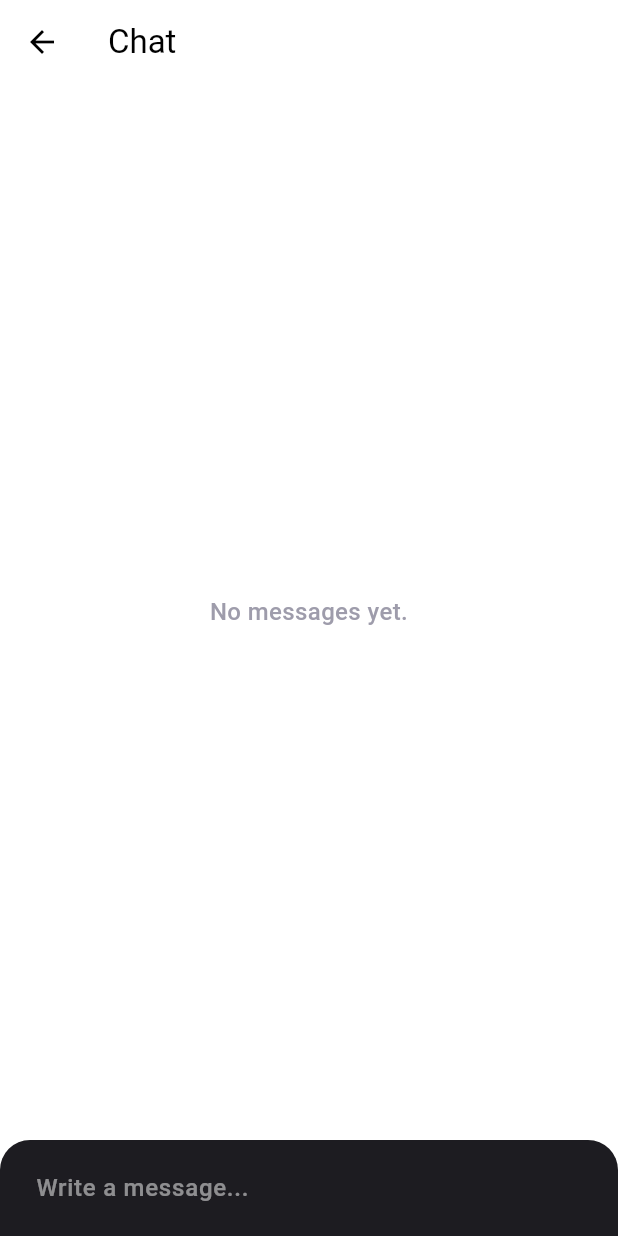
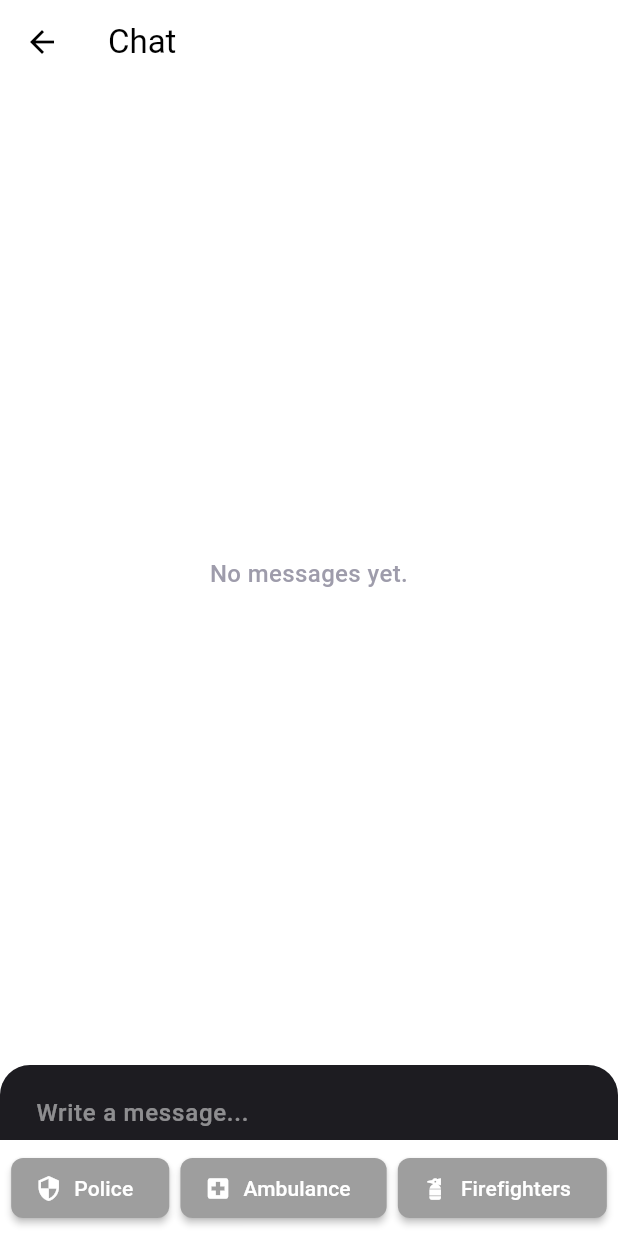
Before and after one commit to journey1010/MobileAppEmergencia, a Flutter app: the ChatScreen screen opened directly, on a phone screen of 412 x 824 dp. Run offline on Flutter 3.47's test engine with Material 3 defaults, Android fonts, the light colour scheme and no system bars; our stand-ins replace bloc, cached_network_image, carousel_slider, flutter_bloc, flutter_chat_types, flutter_chat_ui and 5 more; accounts and stored records are empty.

Commit message:
Services => Chat

```diff
--- a/lib/localization/strings_en.dart
+++ b/lib/localization/strings_en.dart
@@ -86,5 +86,7 @@ class StringsEn {
   // Chat
   String get chatPlaceholder => "No messages yet.";
   String get chatInputHint => "Write a message...";
-
+  String get chatButtonPolice => "Police";
+  String get chatButtonAmbulance => "Ambulance";
+  String get chatButtonFireman => "Firefighters";
 }
--- a/lib/localization/strings_es.dart
+++ b/lib/localization/strings_es.dart
@@ -86,6 +86,7 @@ class StringsEs {
   // Chat
   String get chatPlaceholder => "Aún No Tiene Mensajes.";
   String get chatInputHint => "Escribe un mensaje...";
-
-
+  String get chatButtonPolice => "Policía";
+  String get chatButtonAmbulance => "Ambulancia";
+  String get chatButtonFireman => "Bomberos";
 }
--- a/lib/ui/chat/chat_screen.dart
+++ b/lib/ui/chat/chat_screen.dart
@@ -1,8 +1,11 @@
-import 'package:app_emergen/localization/localized_strings.dart';
+import 'dart:math';
 import 'package:flutter/material.dart';
 import 'package:flutter_chat_ui/flutter_chat_ui.dart';
 import 'package:flutter_chat_types/flutter_chat_types.dart' as types;
-import 'package:uuid/uuid.dart'; // Assuming you're using the uuid package for generating unique IDs
+import 'package:geolocator/geolocator.dart';
+import 'package:uuid/uuid.dart';
+import 'package:app_emergen/localization/localized_strings.dart';
+import 'package:app_emergen/services/msg.dart';
 
 class ChatScreen extends StatefulWidget {
   @override
@@ -12,12 +15,22 @@ class ChatScreen extends StatefulWidget {
 class _ChatScreenState extends State<ChatScreen> {
   List<types.Message> _messages = [];
   final _user = const types.User(id: '82091008-a484-4a89-ae75-a22bf8d6f3ac');
+  String _selectedEmergencyType = ''; // Variable para almacenar el tipo de emergencia seleccionado
 
 @override
 Widget build(BuildContext context) {
+  double bottomPadding = 50; // Ajusta este valor según la altura de tus botones.
+
   return Scaffold(
-      appBar: AppBar(title: Text("Chat"), backgroundColor: Colors.white,), // Optional: Added for better UI
-      body: Chat(
+    appBar: AppBar(
+      title: Text("Chat"),
+      backgroundColor: Colors.white,
+    ),
+    body: Stack(
+      children: [
+        Padding(
+          padding: EdgeInsets.only(bottom: bottomPadding), // Añade padding en la parte inferior del chat.
+          child: Chat(
             messages: _messages,
             onSendPressed: _handleSendPressed,
             user: _user,
@@ -26,23 +39,131 @@ class _ChatScreenState extends State<ChatScreen> {
               emptyChatPlaceholder: LocalizedStrings.of(context).chatPlaceholder,
             ),
           ),
+        ),
+        Align(
+          alignment: Alignment.bottomCenter,
+          child: Padding(
+            padding: EdgeInsets.only(
+              bottom: MediaQuery.of(context).viewInsets.bottom, // Esto permite ajustar la posición de los botones cuando aparece el teclado.
+            ),
+            child: Container(
+              color: Colors.white, // Puedes cambiar el color para que coincida con el tema de tu app.
+              child: Padding(
+                padding: const EdgeInsets.symmetric(vertical: 8.0),
+                child: Row(
+                  mainAxisAlignment: MainAxisAlignment.spaceEvenly,
+                  children: [
+                    _buildEmergencyButton(context, LocalizedStrings.of(context).chatButtonPolice, 'policia'),
+                    _buildEmergencyButton(context, LocalizedStrings.of(context).chatButtonAmbulance, 'hospital'),
+                    _buildEmergencyButton(context, LocalizedStrings.of(context).chatButtonFireman, 'bomberos'),
+                  ],
+                ),
+              ),
+            ),
+          ),
+        ),
+      ],
+    ),
   );
 }
 
-  void _handleSendPressed(types.PartialText message) {
+
+Widget _buildEmergencyButton(BuildContext context, String label, String emergencyType) {
+  IconData iconData;
+  Color buttonColor;
+
+  switch (emergencyType) {
+    case 'policia':
+      iconData = Icons.security; // Ejemplo de ícono para policía
+      buttonColor = Colors.blue;
+      break;
+    case 'hospital':
+      iconData = Icons.local_hospital; // Ejemplo de ícono para ambulancia
+      buttonColor = Colors.green;
+      break;
+    case 'bomberos':
+      iconData = Icons.fire_extinguisher; // Ejemplo de ícono para bomberos
+      buttonColor = Colors.red;
+      break;
+    default:
+      iconData = Icons.warning; // Ícono por defecto
+      buttonColor = Colors.grey;
+  }
+
+  return ElevatedButton.icon(
+    icon: Icon(iconData, color: Colors.white),
+    label: Text(
+      label,
+      style: TextStyle(color: Colors.white),
+    ),
+    onPressed: () {
+      setState(() {
+        _selectedEmergencyType = emergencyType;
+      });
+    },
+    style: ElevatedButton.styleFrom(
+      primary: _selectedEmergencyType == emergencyType ? buttonColor : Colors.grey,
+      shape: RoundedRectangleBorder(
+        borderRadius: BorderRadius.circular(8),
+      ),
+      elevation: _selectedEmergencyType == emergencyType ? 4 : 2, // Cambia la elevación cuando está seleccionado
+    ),
+  );
+}
+
+
+  void handleMsgResponse(bool success) {
+    final snackBar = SnackBar(
+      content: Text(success
+          ? LocalizedStrings.of(context).sendLocationOk
+          : LocalizedStrings.of(context).sendLocationFailed),
+      backgroundColor: success ? Colors.green : Colors.red,
+    );
+    ScaffoldMessenger.of(context).showSnackBar(snackBar);
+  }
+
+void _handleSendPressed(types.PartialText message) async {
+  if (_selectedEmergencyType.isEmpty) {
+    final snackBar = SnackBar(
+      content: Text('Por favor, seleccione un tipo de emergencia.'),
+      backgroundColor: Colors.red,
+    );
+    ScaffoldMessenger.of(context).showSnackBar(snackBar);
+    return;
+  }
+
+  final messageService = MessageService();
+  final Position position = await Geolocator.getCurrentPosition(desiredAccuracy: LocationAccuracy.high);
+  final success = await messageService.sendMessageWithLocation(_selectedEmergencyType, message.text);
+
+  final content = _buildMessageContent(message.text, position, _selectedEmergencyType, success);
   final textMessage = types.TextMessage(
     author: _user,
     createdAt: DateTime.now().millisecondsSinceEpoch,
-      id: const Uuid().v4(), // Generating a unique ID for each message
-      text: message.text,
+    id: const Uuid().v4(),
+    text: content,
   );
 
   _addMessage(textMessage);
+  handleMsgResponse(success);
 }
 
   void _addMessage(types.Message message) {
     setState(() {
-      _messages.insert(0, message); // Inserts the new message at the start of the list
+      _messages.insert(0, message);
     });
   }
 }
+
+String _buildMessageContent(String text, Position position, String emergencyType, bool success) {
+  DateTime now = DateTime.now();
+  String formattedDate = "${now.year}-${now.month.toString().padLeft(2, '0')}-${now.day.toString().padLeft(2, '0')}";
+  String formattedTime = "${now.hour.toString().padLeft(2, '0')}:${now.minute.toString().padLeft(2, '0')}";
+
+  return 'Mensaje: $text\n'
+      'Coordenadas: ${position.latitude}, ${position.longitude}\n'
+      'Servicio: $emergencyType\n'
+      'Estado: ${success ? "Enviado" : "No Enviado (Error)"}\n'
+      'Fecha: $formattedDate\n'
+      'Hora: $formattedTime';
+}
```
Also changed, not shown: lib/services/msg.dart (added, +50 -0 lines), 1 other file. Lines whose indentation alone changed are shown as unchanged.
